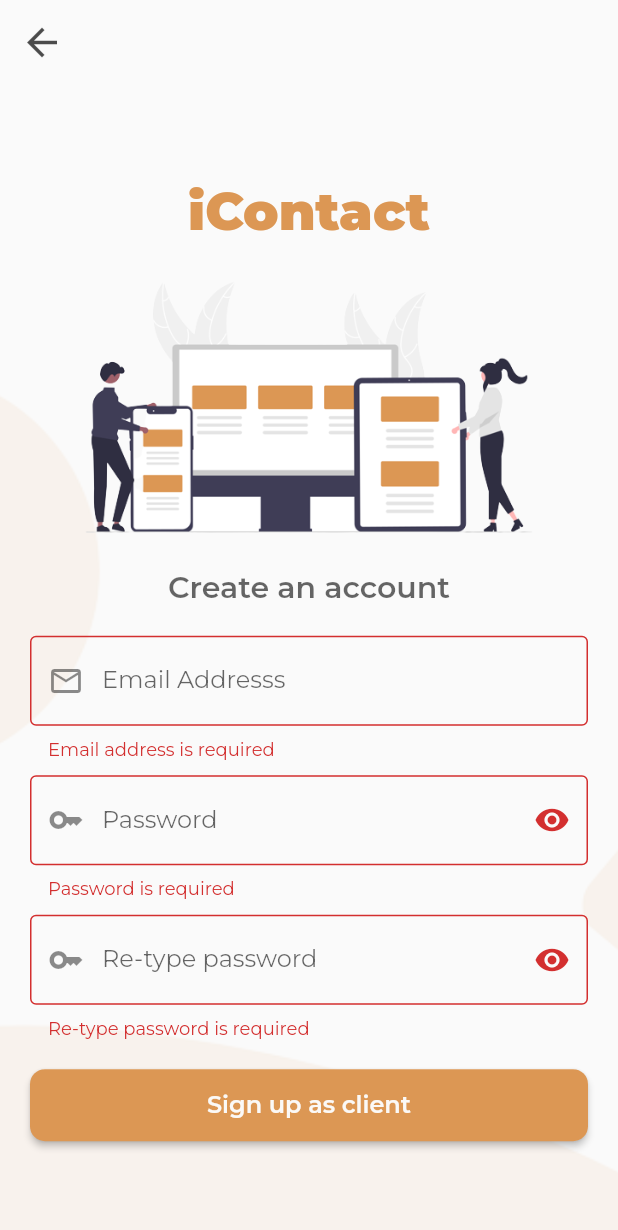
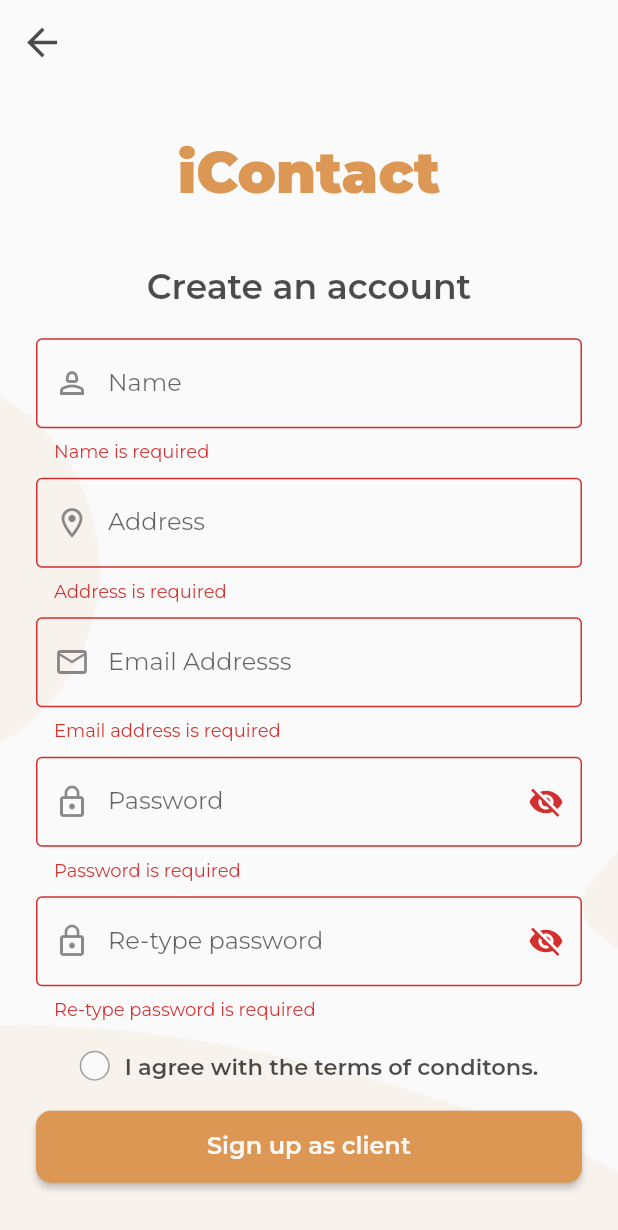
Before and after one commit to dickslomibao/contact_tracing, a Flutter app: the RegisterClient screen opened by its route, after a tap on "Sign up as client", on a phone screen of 412 x 824 dp. Shown: the top 1230 px of the screen. Run offline on Flutter 3.47's test engine with Material 2 defaults, Android fonts, the phone set to English and light mode, and no system bars; drawn by our look-alikes of roundcheckbox; our stand-ins replace cloud_firestore, email_validator, firebase_auth, firebase_core, flutter_easyloading, go_router and 2 more; accounts and stored records are empty.

Commit message:
improve some code

```diff
--- a/lib/constant/style.dart
+++ b/lib/constant/style.dart
@@ -10,6 +10,7 @@ Widget spacer(double height) {
 const mainColor = Color(0xffDC9754);
 const whiteColor = Color(0xffFBF9F7);
 const blackColor = Color(0xff1F1F1F);
+const txtColor = Color.fromRGBO(0, 0, 0, .7);
 final roundedBtn = RoundedRectangleBorder(
   borderRadius: BorderRadius.circular(10),
 );
--- a/lib/view/screens/register_client.dart
+++ b/lib/view/screens/register_client.dart
@@ -1,12 +1,17 @@
+import 'package:cloud_firestore/cloud_firestore.dart';
 import 'package:contact_tracing/constant/style.dart';
+import 'package:contact_tracing/view/widgets/comfirm_alert.dart';
 import 'package:contact_tracing/view/widgets/elevated_btn.dart';
+import 'package:contact_tracing/view/widgets/outline_btn.dart';
 import 'package:contact_tracing/view/widgets/txt_form_field.dart';
 import 'package:contact_tracing/view/widgets/txt_form_field_password.dart';
 import 'package:contact_tracing/view_model/validator.dart';
-import 'package:email_validator/email_validator.dart';
 import 'package:firebase_auth/firebase_auth.dart';
 import 'package:flutter/material.dart';
+import 'package:roundcheckbox/roundcheckbox.dart';
+
 import 'package:flutter_easyloading/flutter_easyloading.dart';
+import 'package:quickalert/quickalert.dart';
 
 class RegisterClient extends StatefulWidget {
   const RegisterClient({super.key});
@@ -18,31 +23,84 @@ class RegisterClient extends StatefulWidget {
 class _RegisterClientState extends State<RegisterClient> {
   final _formKey = GlobalKey<FormState>();
   bool showPassword = true;
+  TextEditingController nameController = TextEditingController();
+  TextEditingController addressController = TextEditingController();
+
   TextEditingController emailController = TextEditingController();
   TextEditingController passwordController = TextEditingController();
   TextEditingController comfirmPasswordController = TextEditingController();
-
+  final collectionPath = "users";
+  @override
   void rigesterClient() async {
     if (_formKey.currentState!.validate()) {
-      EasyLoading.show(status: 'Processing');
+      showDialog(
+        context: context,
+        builder: (_) {
+          return ComfirmAlert(
+            onCancel: () {},
+            onYes: () async {
+              Navigator.of(context).pop();
+              showDialog(
+                barrierDismissible: false,
+                context: context,
+                builder: (context) => const AlertDialog(
+                  content: Text('Creating...'),
+                ),
+              );
               try {
+                UserCredential userCredential =
                     await FirebaseAuth.instance.createUserWithEmailAndPassword(
                   email: emailController.text,
                   password: passwordController.text,
                 );
+                if (userCredential.user == null) {
+                  throw FirebaseAuthException(code: 'null-user-credential');
+                }
+                String uid = userCredential.user!.uid;
+                await FirebaseFirestore.instance
+                    .collection(collectionPath)
+                    .doc(uid)
+                    .set(
+                  {
+                    'name': nameController.text,
+                    'address': addressController.text,
+                    'type': 'client',
+                  },
+                );
+                nameController.text = "";
+                addressController.text = "";
                 emailController.text = "";
                 passwordController.text = "";
                 comfirmPasswordController.text = "";
-        EasyLoading.showSuccess('User account Created');
+                if (context.mounted) {
+                  Navigator.of(context).pop();
+                  showDialog(
+                    context: context,
+                    builder: (context) => const AlertDialog(
+                      content: Text('Success'),
+                    ),
+                  );
+                }
               } on FirebaseAuthException catch (e) {
                 EasyLoading.dismiss();
                 if (e.code == "email-already-in-use") {
                   EasyLoading.showError("Email already used");
+                  return;
                 }
                 if (e.code == "weak-password") {
                   EasyLoading.showError("Please enter a secure password");
+                  return;
+                }
+                if (e.code == 'null-user-credential') {
+                  EasyLoading.showError(
+                      'An error occured while creating your account. Please try again');
+                  return;
                 }
               }
+            },
+          );
+        },
+      );
     }
   }
 
@@ -62,7 +120,7 @@ class _RegisterClientState extends State<RegisterClient> {
         child: Center(
           child: SingleChildScrollView(
             child: Padding(
-              padding: const EdgeInsets.all(20.0),
+              padding: const EdgeInsets.all(24.0),
               child: Form(
                 key: _formKey,
                 child: Column(
@@ -73,14 +131,33 @@ class _RegisterClientState extends State<RegisterClient> {
                       textAlign: TextAlign.center,
                       style: Theme.of(context).textTheme.titleLarge,
                     ),
-                    Image.asset('assets/images/img-home1.png'),
+                    spacer(40),
                     Text(
                       "Create an account",
                       textAlign: TextAlign.center,
-                      style: Theme.of(context).textTheme.displayMedium,
+                      style: Theme.of(context).textTheme.displayLarge,
                     ),
                     spacer(20),
                     TextFormFieldWidget(
+                      icon: const Icon(Icons.person_2_outlined),
+                      controller: nameController,
+                      validator: (value) {
+                        return Validator.validateName(value);
+                      },
+                      label: 'Name',
+                    ),
+                    spacer(10),
+                    TextFormFieldWidget(
+                      icon: const Icon(Icons.location_on_outlined),
+                      controller: addressController,
+                      validator: (value) {
+                        return Validator.validateAddress(value);
+                      },
+                      label: 'Address',
+                    ),
+                    spacer(10),
+                    TextFormFieldWidget(
+                      icon: const Icon(Icons.email_outlined),
                       controller: emailController,
                       validator: (value) {
                         return Validator.validateEmail(value);
@@ -111,7 +188,34 @@ class _RegisterClientState extends State<RegisterClient> {
                             value, passwordController.text);
                       },
                     ),
-                    spacer(20),
+                    Padding(
+                      padding: const EdgeInsets.symmetric(vertical: 20),
+                      child: Row(
+                        mainAxisAlignment: MainAxisAlignment.center,
+                        children: [
+                          Padding(
+                            padding: const EdgeInsets.only(right: 10),
+                            child: RoundCheckBox(
+                              checkedWidget: const Icon(
+                                Icons.check_outlined,
+                                color: Colors.white,
+                                size: 18,
+                              ),
+                              size: 20,
+                              onTap: (selected) {},
+                            ),
+                          ),
+                          const Text(
+                            'I agree with the terms of conditons.',
+                            style: TextStyle(
+                              fontSize: 15,
+                              color: txtColor,
+                              fontWeight: FontWeight.w600,
+                            ),
+                          ),
+                        ],
+                      ),
+                    ),
                     ElevatedButtonWidget(
                       onPressed: () {
                         rigesterClient();
--- a/lib/view/screens/user_login.dart
+++ b/lib/view/screens/user_login.dart
@@ -54,6 +54,7 @@ class _LoginScrenState extends State<LoginScren> {
                     ),
                     spacer(20),
                     TextFormFieldWidget(
+                      icon: const Icon(Icons.email_outlined),
                       controller: emailController,
                       validator: (value) {
                         print(value);
--- a/lib/view/widgets/txt_form_field.dart
+++ b/lib/view/widgets/txt_form_field.dart
@@ -6,11 +6,12 @@ class TextFormFieldWidget extends StatelessWidget {
     required this.controller,
     required this.validator,
     required this.label,
+    required this.icon,
   });
   TextEditingController controller;
   Function validator;
   String label;
-
+  Icon icon;
   @override
   Widget build(BuildContext context) {
     return TextFormField(
@@ -19,7 +20,7 @@ class TextFormFieldWidget extends StatelessWidget {
         return validator(value);
       },
       decoration: InputDecoration(
-        prefixIcon: const Icon(Icons.email_outlined),
+        prefixIcon: icon,
         labelText: label,
         border: const OutlineInputBorder(),
       ),
--- a/lib/view/widgets/txt_form_field_password.dart
+++ b/lib/view/widgets/txt_form_field_password.dart
@@ -25,10 +25,10 @@ class TxtFormPasswordWidget extends StatelessWidget {
         fontSize: 16,
       ),
       decoration: InputDecoration(
-        prefixIcon: const Icon(Icons.key_outlined),
+        prefixIcon: const Icon(Icons.lock_outline),
         labelText: label,
         suffixIcon: IconButton(
-          icon: Icon(obscure ? Icons.visibility : Icons.visibility_off),
+          icon: Icon(obscure ? Icons.visibility_off : Icons.visibility),
           onPressed: () {
             suffixOnpressed();
           },
--- a/lib/view_model/validator.dart
+++ b/lib/view_model/validator.dart
@@ -8,6 +8,22 @@ class Validator {
     if (!EmailValidator.validate(value)) {
       return "Please enter a valid email address";
     }
+    return null;
+  }
+
+  static dynamic validateName(value) {
+    if (value == null || value.isEmpty) {
+      return "Name is required";
+    }
+
+    return null;
+  }
+
+  static dynamic validateAddress(value) {
+    if (value == null || value.isEmpty) {
+      return "Address is required";
+    }
+
     return null;
   }
 
--- a/pubspec.yaml
+++ b/pubspec.yaml
@@ -29,6 +29,7 @@ environment:
 # the latest version available on pub.dev. To see which dependencies have newer
 # versions available, run `flutter pub outdated`.
 dependencies:
+  cloud_firestore: ^4.4.5
   cupertino_icons: ^1.0.2
   email_validator: ^2.1.17
   firebase_auth: ^4.2.10
@@ -38,6 +39,8 @@ dependencies:
   flutter_easyloading: ^3.0.5
   go_router: ^6.2.0
   google_fonts: ^4.0.3
+  quickalert: ^1.0.1
+  roundcheckbox: ^2.0.5
 
 dev_dependencies:
   flutter_lints: ^2.0.0
```
Also changed, not shown: lib/main.dart (+8 -3 lines), lib/view/widgets/comfirm_alert.dart (added, +63 -0 lines), pubspec.lock, 2 other files. Lines whose indentation alone changed are shown as unchanged.
